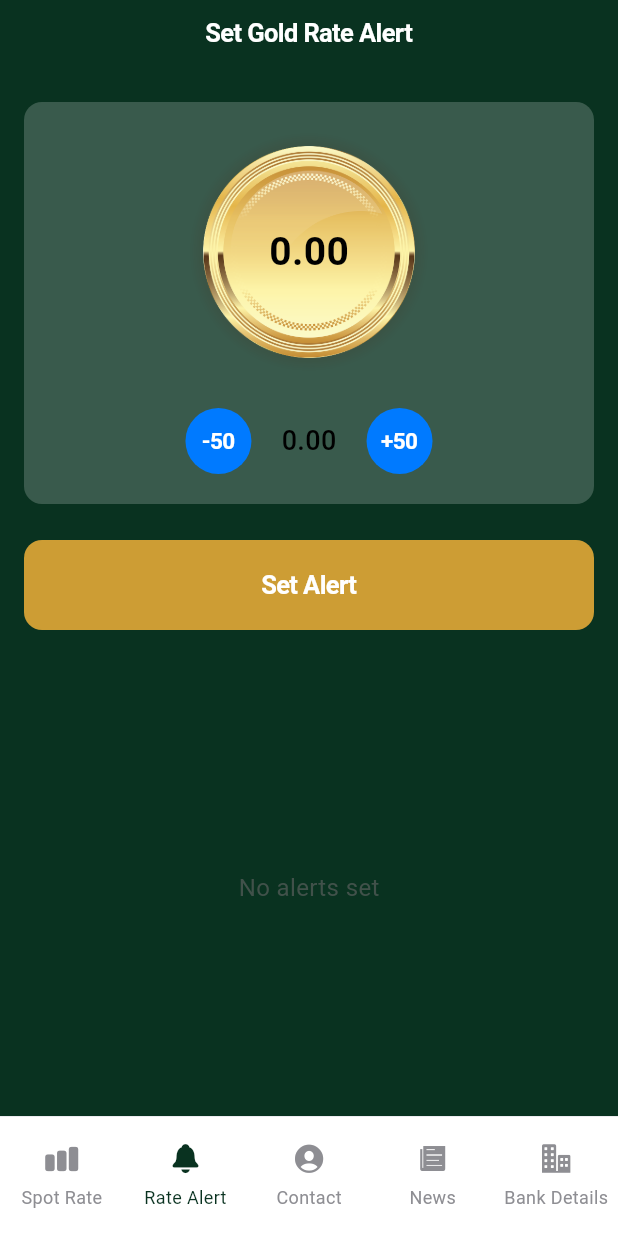
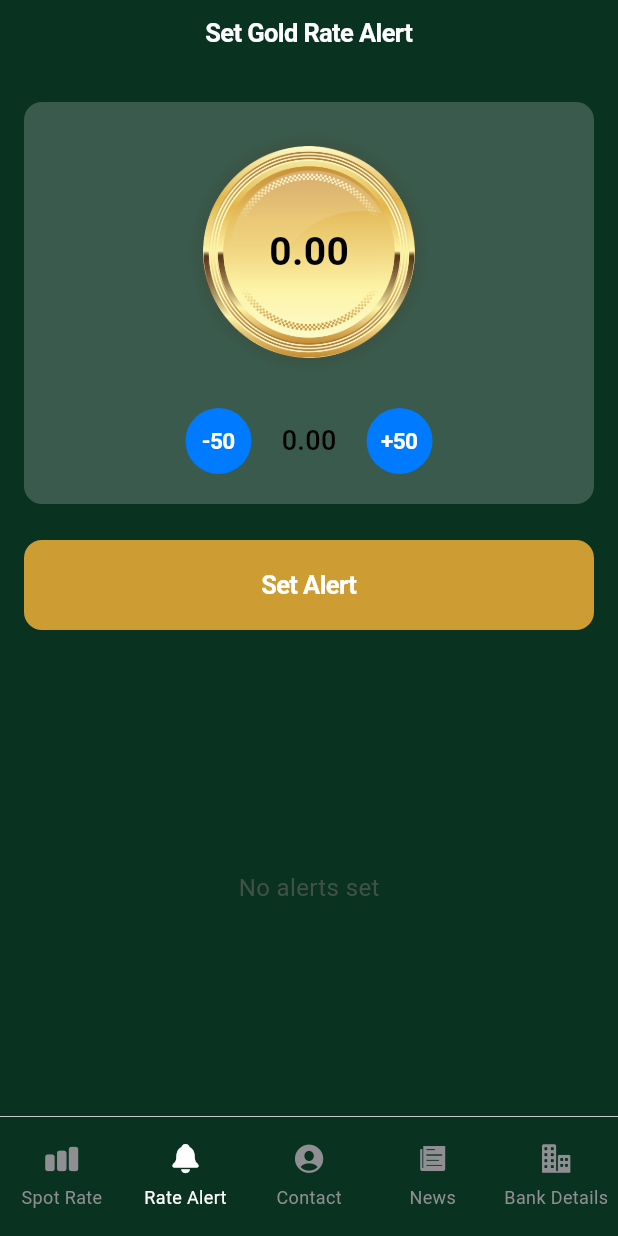
Before and after one commit to AurifyAE/crystal_gold, a Flutter app: the screen it shows after launch, item 2 of the bottom bar chosen, on a phone screen of 412 x 824 dp. Run offline on Flutter 3.47's test engine with Material 3 defaults, Android fonts, the light colour scheme and no system bars; our stand-ins replace connectivity_plus, dio, firebase_core, firebase_database, flutter_local_notifications, flutter_svg and 6 more; accounts and stored records are empty; network calls fail.

Commit message:
ios ui completed

```diff
--- a/lib/app/views/bank_view.dart
+++ b/lib/app/views/bank_view.dart
@@ -66,6 +66,8 @@ class BankView extends StatelessWidget {
               controller.isLoading.value
                 ? const CupertinoActivityIndicator(radius: 15)
                 : CupertinoButton.filled(
+
+                    // focusColor: kCaccent,
                     borderRadius: BorderRadius.circular(10),
                     padding: const EdgeInsets.symmetric(horizontal: 32, vertical: 12),
                     onPressed: () => controller.fetchBankDetails(),
--- a/lib/app/widgets/global/custom_navbar.dart
+++ b/lib/app/widgets/global/custom_navbar.dart
@@ -42,7 +42,7 @@ class CustomNavBar extends StatelessWidget {
     return Container(
       height: 80, // Increased height
       decoration: const BoxDecoration(
-        color: CupertinoColors.systemBackground,
+        color: kCaccent,
         border: Border(
           top: BorderSide(
             color: CupertinoColors.systemGrey5,
@@ -68,7 +68,7 @@ class CustomNavBar extends StatelessWidget {
                     navItems[index].icon,
                     size: 22, // Decreased icon size
                     color: isActive
-                        ? kCaccent
+                        ? kCprimary
                         : CupertinoColors.systemGrey,
                   ),
                   const SizedBox(height: 6),
@@ -77,7 +77,7 @@ class CustomNavBar extends StatelessWidget {
                     style: TextStyle(
                       fontSize: 12,
                       color: isActive
-                          ? kCaccent
+                          ? kCprimary
                           : CupertinoColors.systemGrey,
                     ),
                   ),
--- a/lib/app/widgets/spot_rate/commodities_list.dart
+++ b/lib/app/widgets/spot_rate/commodities_list.dart
@@ -275,7 +275,7 @@ class CommoditiesList extends StatelessWidget {
 
     return Container(
       padding: EdgeInsets.symmetric(
-        vertical: screenHeight * 0.02,
+        vertical: screenHeight * 0.01,
         horizontal: screenWidth * 0.05
       ),
       color: index.isEven
```
Also changed, not shown: 10 other files.
